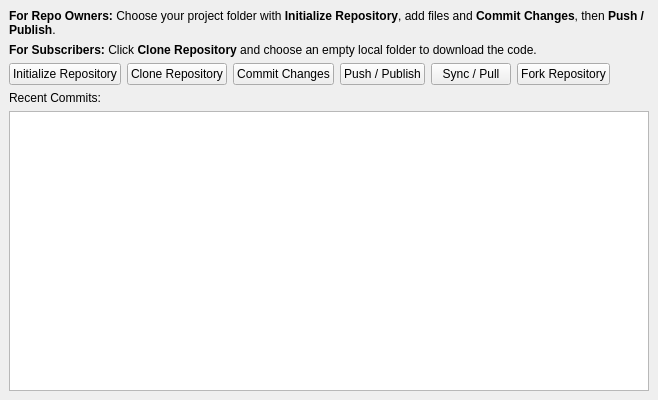
Before: the Qt Designer form gui/GitWidget.ui in defnax/retroGit, drawn with Qt 5.
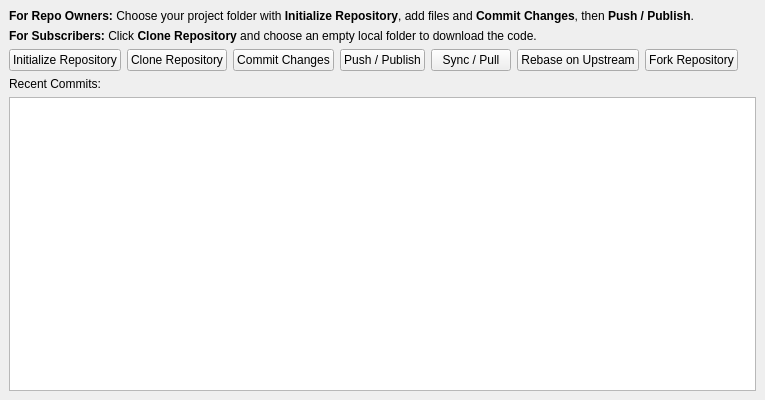
After: the same form once the commit is applied. Icons and pictures are not drawn.

```diff
--- a/gui/GitWidget.ui
+++ b/gui/GitWidget.ui
@@ -6,7 +6,7 @@
    <rect>
     <x>0</x>
     <y>0</y>
-    <width>658</width>
+    <width>765</width>
     <height>400</height>
    </rect>
   </property>
@@ -102,6 +102,17 @@
        </property>
       </widget>
      </item>
+     <item>
+      <widget class="QPushButton" name="mBtnRebase">
+       <property name="text">
+        <string>Rebase on Upstream</string>
+       </property>
+       <property name="icon">
+        <iconset resource="images.qrc">
+         <normaloff>:/images/git-compare.png</normaloff>:/images/git-compare.png</iconset>
+       </property>
+      </widget>
+     </item>
      <item>
       <widget class="QPushButton" name="mBtnFork">
        <property name="text">
```
